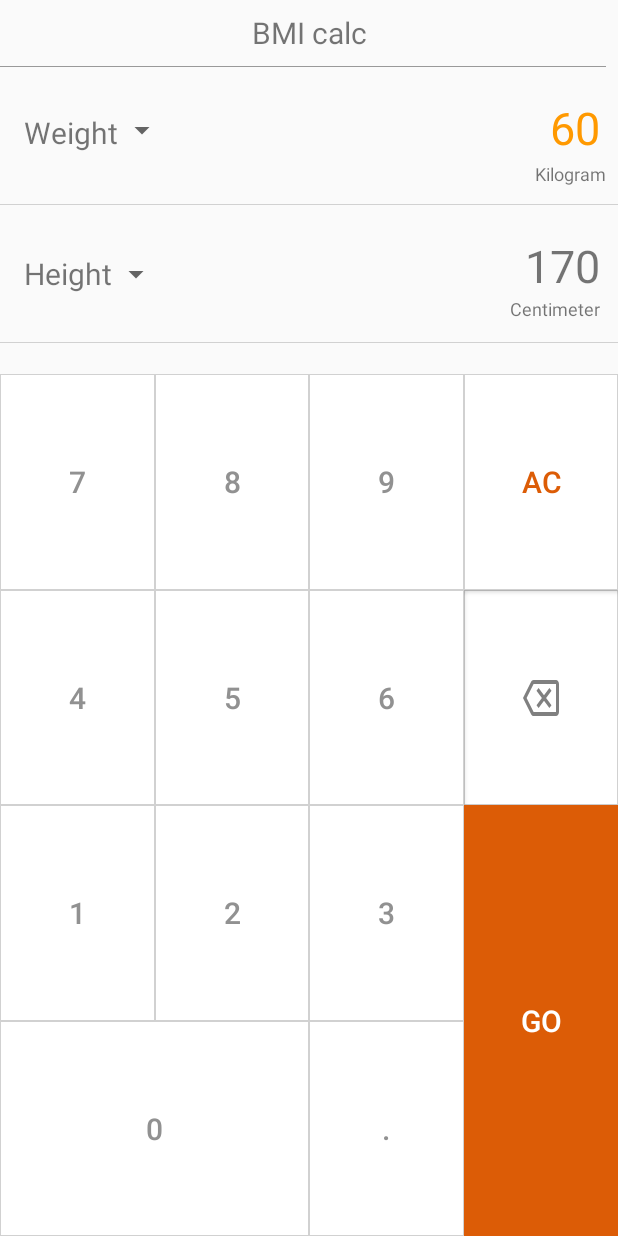
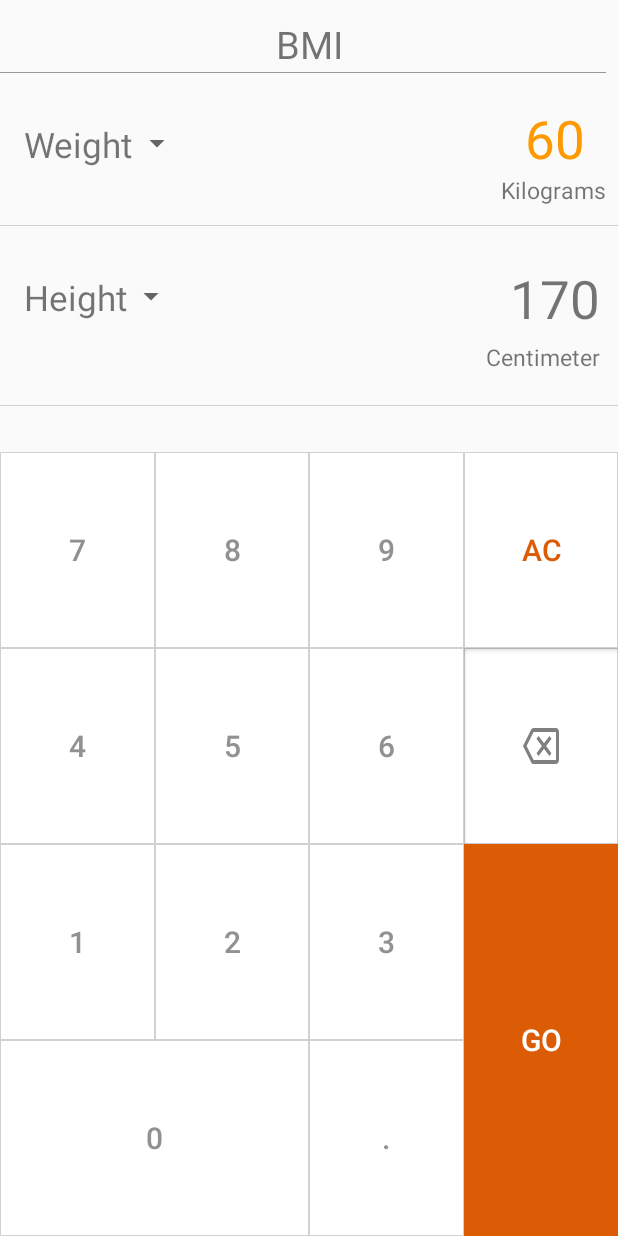
Before and after one commit to kashu1209/BMI-calc, an Android app: the screen it shows after launch (MainActivity), on a phone screen of 412 x 824 dp. Run offline under Robolectric (Android 15) with nearby library versions, the phone set to English and light mode, and no system bars.

Commit message:
spinner left only

```diff
--- a/app/src/main/java/com/example/bmicalc/MainActivity.java
+++ b/app/src/main/java/com/example/bmicalc/MainActivity.java
@@ -5,6 +5,7 @@ import androidx.appcompat.app.AppCompatActivity;
 import android.graphics.Color;
 import android.os.Bundle;
 import android.view.View;
+import android.widget.AdapterView;
 import android.widget.ArrayAdapter;
 import android.widget.Button;
 import android.widget.ImageButton;
@@ -26,10 +27,7 @@ public class MainActivity extends AppCompatActivity {
     private static final String WEIGHT_INPUT = "weight_input";
     private static final String FINAL_RESULT = "final_result";
     private static final String VISIBLITY_CALCULATOR = "visiblity_calculator";
-    private static final String HEIGHT_INPUT1 = "height_input";
-    private static final String WEIGHT_INPUT1 = "weight_input";
-    private static final String FINAL_RESULT1 = "final_result";
-    private static final String VISIBLITY_CALCULATOR1 = "visiblity_calculator";
+    private static final String CATEGORY_WEIGHT = "category_weight";
     String[] weightUnits = {KILOGRAM, POUND};
     String[] heightUnits = {CENTIMETER, METER, FEET, INCH};
     Spinner height_spinner;
@@ -86,10 +84,41 @@ public class MainActivity extends AppCompatActivity {
         result = findViewById(R.id.result_container);
         output = findViewById(R.id.output);
 
+        if (savedInstanceState != null) {
+            height_in = savedInstanceState.getString(HEIGHT_INPUT);
+            weight_in = savedInstanceState.getString(WEIGHT_INPUT);
+            sample_height.setText(height_in);
+            sample_weight.setText(weight_in);
+            category_weight.setText(savedInstanceState.getString(CATEGORY_WEIGHT));
+            if (category_weight.getText().toString().equals("Normal")) {
+                category_weight.setTextColor(getResources().getColor(R.color.green));
+            }
+            else if (category_weight.getText().toString().equals("Overweight")) {
+                category_weight.setTextColor(getResources().getColor(R.color.darker_orange));
+            }
+            else {
+                category_weight.setTextColor(getResources().getColor(R.color.Dark_orange));
+            }
+            int Visibility_calculator;
+            String result_bmi;
+            result_bmi = savedInstanceState.getString(FINAL_RESULT);
+            output.setText(result_bmi);
+
+
+            Visibility_calculator = savedInstanceState.getInt(VISIBLITY_CALCULATOR);
+            calculator.setVisibility(Visibility_calculator);
+            if (Visibility_calculator == View.VISIBLE) {
+                result.setVisibility(View.GONE);
+            } else {
+                result.setVisibility(View.VISIBLE);
+            }
+
+        }
+
         sample_height.setOnClickListener(new View.OnClickListener() {
             @Override
             public void onClick(View view) {
-                height_in="";
+
                 calculator.setVisibility(View.VISIBLE);
                 result.setVisibility(View.GONE);
                 sample_height.setTextColor(Color.parseColor("#ff9900"));
@@ -99,7 +128,6 @@ public class MainActivity extends AppCompatActivity {
         sample_weight.setOnClickListener(new View.OnClickListener() {
             @Override
             public void onClick(View view) {
-                weight_in="";
                 calculator.setVisibility(View.VISIBLE);
                 result.setVisibility(View.GONE);
                 sample_weight.setTextColor(Color.parseColor("#ff9900"));
@@ -192,12 +220,12 @@ public class MainActivity extends AppCompatActivity {
             @Override
             public void onClick(View view) {
                 float a = Float.parseFloat(sample_height.getText().toString()) * (float) height_factor;
-                float b = Float.parseFloat(sample_weight.getText().toString()) * (float) weight_factor;
+                float b = Float.parseFloat(sample_weight.getText().toString()) / (float) weight_factor;
                 if (a == 0 || b == 0) {
                     Toast.makeText(getApplicationContext(), "Enter correct information",
                             Toast.LENGTH_LONG).show();
                 } else {
-                    out = b / (a * a/10000);
+                    out = b / (a * a);
                     output.setText(Float.toString(out));
                     if (Float.parseFloat(output.getText().toString()) <= 18.5) {
                         category_weight.setTextColor(getResources().getColor(R.color.Dark_orange));
@@ -213,10 +241,6 @@ public class MainActivity extends AppCompatActivity {
                         category_weight.setText("Overweight");
                         category_weight.setTextColor(getResources().getColor(R.color.darker_orange));
                     }
-
-
-
-                //output.setTextColor("#");
                 calculator.setVisibility(View.GONE);
                 result.setVisibility(View.VISIBLE);
                 }
@@ -256,7 +280,73 @@ public class MainActivity extends AppCompatActivity {
                 }
             }
         });
+        height_spinner.setOnItemSelectedListener(new AdapterView.OnItemSelectedListener() {
+            @Override
+            public void onItemSelected(AdapterView<?> adapterView, View view, int i, long l) {
+                switch (i) {
+                    case 0:
+                        height_unit.setText("" + heightUnits[i]);
+                        height_factor = 0.01;
+                        break;
+
+                    case 1:
+                        height_unit.setText("" + heightUnits[i]);
+                        height_factor = 1;
+                        break;
+                    case 2:
+                        height_unit.setText("" + heightUnits[i]);
+                        height_factor = 0.3048;
+                        break;
+                    case 3:
+                        height_unit.setText("" + heightUnits[i]);
+                        height_factor = 0.0254;
+                        break;
+                }
+            }
+
+            @Override
+            public void onNothingSelected(AdapterView<?> adapterView) {
+
+            }
+        });
+
+        weight_spinner.setOnItemSelectedListener(new AdapterView.OnItemSelectedListener() {
+            @Override
+            public void onItemSelected(AdapterView<?> adapterView, View view, int i, long l) {
+                switch (i) {
+                    case 0:
+                        weight_unit.setText("" + weightUnits[i]);
+                        weight_factor = 1;
+                        break;
+
+                    case 1:
+                        weight_unit.setText("" + weightUnits[i]);
+                        weight_factor = 2.205;
+                        break;
+                }
+            }
+
+            @Override
+            public void onNothingSelected(AdapterView<?> adapterView) {
+
+            }
+
+        });
+
+
 
 
     }
+
+    @Override
+    protected void onSaveInstanceState(Bundle outState) {
+        super.onSaveInstanceState(outState);
+        outState.putString(HEIGHT_INPUT, sample_height.getText().toString());
+        outState.putString(WEIGHT_INPUT, sample_weight.getText().toString());
+        outState.putString(FINAL_RESULT, output.getText().toString());
+        outState.putString(CATEGORY_WEIGHT,category_weight.getText().toString());
+
+        outState.putInt(VISIBLITY_CALCULATOR, (calculator.getVisibility()));
+    }
+
 }
--- a/app/src/main/res/drawable/layout.xml
+++ b/app/src/main/res/drawable/layout.xml
@@ -1,4 +1,7 @@
 <?xml version="1.0" encoding="UTF-8"?>
 <shape xmlns:android="http://schemas.android.com/apk/res/android">
     <stroke android:width="0.6dp" android:color="#808080" />
+    <solid
+        android:color="@color/white"
+        />
 </shape>
--- a/app/src/main/res/layout-land/activity_main.xml
+++ b/app/src/main/res/layout-land/activity_main.xml
@@ -28,11 +28,10 @@
         app:layout_constraintStart_toStartOf="parent"
         app:layout_constraintTop_toTopOf="parent">
 
-        <include
-            android:id="@+id/input_container"
-            layout="@layout/input"
+
+        <include layout="@layout/input"
             android:layout_width="match_parent"
-            android:layout_height="match_parent" />
+            android:layout_height="match_parent"/>
 
     </FrameLayout>
 
@@ -49,14 +48,12 @@
             android:id="@+id/calculator_container"
             layout="@layout/keypad"
             android:layout_width="match_parent"
-            android:layout_height="match_parent"></include>
+            android:layout_height="match_parent"/>
 
         <include
             android:id="@+id/result_container"
             layout="@layout/result"
-            android:layout_width="match_parent"
-            android:layout_height="match_parent"
-            android:visibility="gone"></include>
+            android:visibility="gone"/>
 
     </FrameLayout>
 
--- a/app/src/main/res/layout/activity_main.xml
+++ b/app/src/main/res/layout/activity_main.xml
@@ -25,6 +25,8 @@
             layout="@layout/keypad" />
         <include
             android:id="@+id/result_container"
+            android:layout_width="match_parent"
+            android:layout_height="match_parent"
             layout="@layout/result"
             android:visibility="gone"/>
 
--- a/app/src/main/res/layout/input.xml
+++ b/app/src/main/res/layout/input.xml
@@ -12,11 +12,11 @@
         android:id="@+id/MainHeading"
         android:layout_width="wrap_content"
         android:layout_height="wrap_content"
-        android:layout_marginStart="8dp"
-        android:layout_marginTop="8dp"
-        android:layout_marginEnd="8dp"
+        android:layout_marginStart="12dp"
+        android:layout_marginTop="12dp"
+        android:layout_marginEnd="12dp"
         android:text="@string/app_name"
-        android:textSize="20sp"
+        android:textSize="25sp"
         app:layout_constraintEnd_toEndOf="parent"
         app:layout_constraintStart_toStartOf="parent"
         app:layout_constraintTop_toTopOf="parent" />
@@ -42,7 +42,7 @@
         android:layout_marginTop="20dp"
         android:layout_marginBottom="8dp"
         android:text="@string/input_weight"
-        android:textSize="20sp"
+        android:textSize="23sp"
         app:layout_constraintBottom_toTopOf="@+id/divider_2"
         app:layout_constraintStart_toStartOf="parent"
         app:layout_constraintTop_toBottomOf="@+id/divider_1"
@@ -55,9 +55,11 @@
         android:layout_marginTop="20dp"
         android:layout_marginEnd="12dp"
         android:layout_marginBottom="8dp"
+        android:paddingLeft="80dp"
+        android:paddingRight="10dp"
         android:text="@string/sample_weight"
         android:textColor="#ff9900"
-        android:textSize="30sp"
+        android:textSize="35sp"
         app:layout_constraintBottom_toBottomOf="@+id/weightUnit"
         app:layout_constraintEnd_toEndOf="@+id/divider_2"
         app:layout_constraintTop_toBottomOf="@+id/divider_1"
@@ -67,7 +69,7 @@
         android:id="@+id/divider_2"
         android:layout_width="match_parent"
         android:layout_height="0.1dp"
-        android:layout_marginTop="136dp"
+        android:layout_marginTop="150dp"
         android:background="#d1d1d1"
         android:contentDescription="@string/divider_bar"
         app:layout_constraintTop_toTopOf="parent"
@@ -82,7 +84,7 @@
         android:layout_marginTop="32dp"
         android:layout_marginEnd="8dp"
         android:text="@string/input_height"
-        android:textSize="20sp"
+        android:textSize="23sp"
         app:layout_constraintEnd_toStartOf="@+id/spinner_weight"
         app:layout_constraintHorizontal_bias="0.0"
         app:layout_constraintStart_toStartOf="parent"
@@ -95,7 +97,7 @@
         android:layout_marginTop="20dp"
         android:layout_marginEnd="12dp"
         android:text="@string/sample_height"
-        android:textSize="30sp"
+        android:textSize="35sp"
         app:layout_constraintBottom_toTopOf="@+id/heightUnit"
         app:layout_constraintEnd_toEndOf="parent"
         app:layout_constraintTop_toBottomOf="@+id/divider_2" />
@@ -108,7 +110,7 @@
         android:layout_marginEnd="12dp"
         android:layout_marginBottom="8dp"
         android:text="@string/height_unit"
-        android:textSize="12sp"
+        android:textSize="15sp"
         app:layout_constraintBottom_toTopOf="@+id/divider_3"
         app:layout_constraintEnd_toEndOf="parent"
         app:layout_constraintTop_toBottomOf="@+id/divider_2"
@@ -121,7 +123,7 @@
         android:layout_marginTop="8dp"
         android:layout_marginEnd="8dp"
         android:text="@string/weight_unit"
-        android:textSize="12sp"
+        android:textSize="15sp"
         app:layout_constraintBottom_toTopOf="@+id/divider_2"
         app:layout_constraintEnd_toEndOf="@+id/divider_2"
         app:layout_constraintTop_toBottomOf="@+id/divider_1"
@@ -131,7 +133,7 @@
         android:id="@+id/divider_3"
         android:layout_width="match_parent"
         android:layout_height="0.1dp"
-        android:layout_marginTop="228dp"
+        android:layout_marginTop="270dp"
         android:background="#d1d1d1"
         android:contentDescription="@string/divider_bar"
         app:layout_constraintTop_toTopOf="parent"
@@ -142,7 +144,7 @@
         android:id="@+id/divider_4"
         android:layout_width="match_parent"
         android:layout_height="1dp"
-        android:layout_marginTop="248dp"
+        android:layout_marginTop="300dp"
         android:background="#d1d1d1"
         android:contentDescription="@string/divider_bar"
         android:visibility="invisible"
@@ -156,14 +158,15 @@
         android:layout_width="30dp"
         android:layout_height="30dp"
         android:layout_marginStart="10dp"
-        android:layout_marginTop="72dp"
-        android:layout_marginEnd="8dp"
+        android:layout_marginTop="32dp"
+        android:layout_marginEnd="12dp"
+        android:paddingLeft="@dimen/cross_padding_left"
         android:spinnerMode="dialog"
         android:visibility="visible"
         app:layout_constraintEnd_toEndOf="@+id/spinner_height"
         app:layout_constraintHorizontal_bias="0.0"
         app:layout_constraintStart_toEndOf="@+id/inputWeight"
-        app:layout_constraintTop_toTopOf="parent"
+        app:layout_constraintTop_toBottomOf="@id/divider_1"
         tools:visibility="visible" />
 
     <Spinner
@@ -171,10 +174,10 @@
         android:layout_width="30dp"
         android:layout_height="30dp"
         android:layout_marginStart="10dp"
-        android:layout_marginTop="160dp"
+        android:layout_marginTop="32dp"
         android:spinnerMode="dialog"
         app:layout_constraintStart_toEndOf="@id/input_height"
-        app:layout_constraintTop_toTopOf="@+id/MainHeading" />
+        app:layout_constraintTop_toBottomOf="@id/divider_2" />
 
 
 </androidx.constraintlayout.widget.ConstraintLayout>
--- a/app/src/main/res/values/dimens.xml
+++ b/app/src/main/res/values/dimens.xml
@@ -2,8 +2,8 @@
 <resources>
     <dimen name="underweight_text_size">10sp</dimen>
     <dimen name="normal_text_size">12sp</dimen>
-    <dimen name="result_layout_width">325dp</dimen>
-    <dimen name="result_layout_height">325dp</dimen>
+    <dimen name="result_layout_width">390dp</dimen>
+    <dimen name="result_layout_height">400dp</dimen>
     <dimen name="second_start_margin">70dp</dimen>
     <dimen name="third_start_margin">80dp</dimen>
     <dimen name="fourth_start_margin">280dp</dimen>
--- a/app/src/main/res/values/strings.xml
+++ b/app/src/main/res/values/strings.xml
@@ -1,5 +1,5 @@
 <resources>
-    <string name="app_name">BMI calc</string>
+    <string name="app_name">BMI</string>
 
     <string name="input_weight">Weight</string>
     <string name="input_height">Height</string>
```
Also changed, not shown: app/src/main/res/layout/result.xml (+40 -44 lines).
